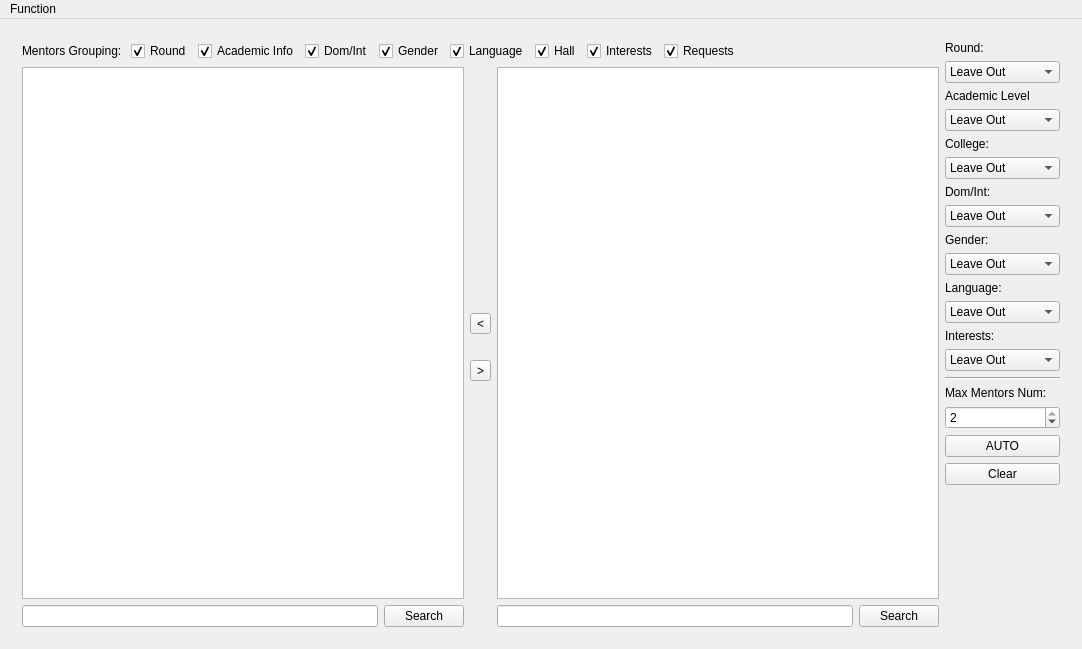
Old version of the form Menters-and-Mentees-Matching-Program/mainwindow.ui in the repository shuanglengyunji/Menters-and-Mentees-Matching-Program.
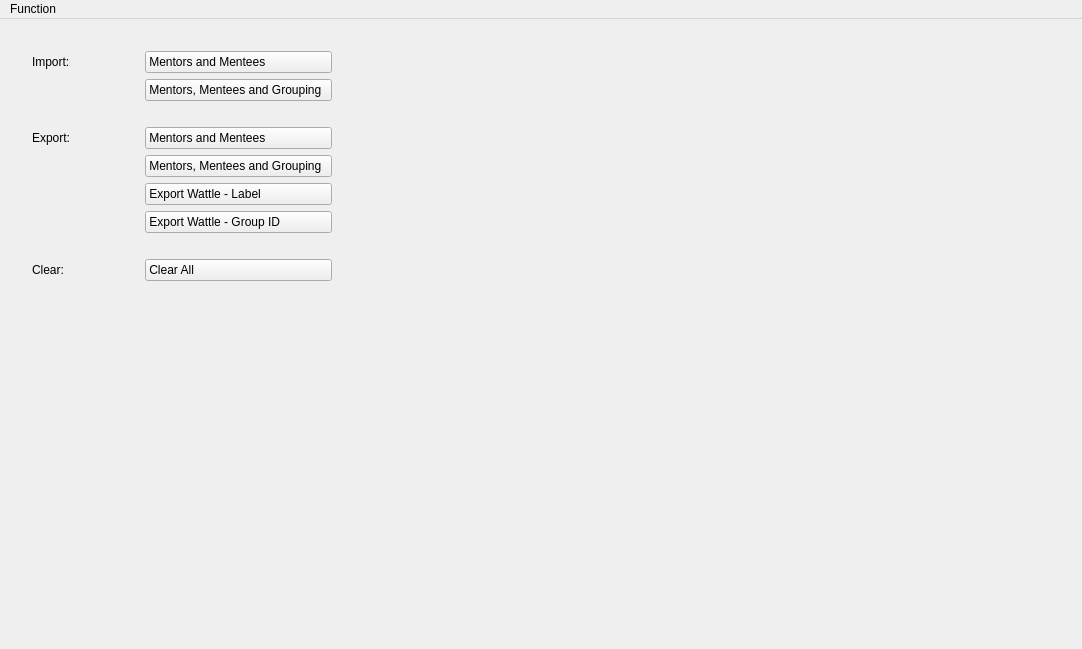
New version of the form. The open tabs and pages were chosen to show the change. Icons and pictures are not drawn.

```diff
--- a/Menters-and-Mentees-Matching-Program/mainwindow.ui
+++ b/Menters-and-Mentees-Matching-Program/mainwindow.ui
@@ -545,515 +545,6 @@
           </item>
          </layout>
         </widget>
-        <widget class="QWidget" name="page_group_mentors">
-         <layout class="QGridLayout" name="gridLayout_9">
-          <item row="0" column="3">
-           <layout class="QGridLayout" name="gridLayout_10">
-            <item row="0" column="0">
-             <layout class="QGridLayout" name="gridLayout_grouped_mentor_select">
-              <item row="1" column="6">
-               <widget class="QCheckBox" name="checkBox_group_mentor_hall">
-                <property name="text">
-                 <string>Hall</string>
-                </property>
-                <property name="checked">
-                 <bool>true</bool>
-                </property>
-               </widget>
-              </item>
-              <item row="1" column="5">
-               <widget class="QCheckBox" name="checkBox_group_mentor_language">
-                <property name="text">
-                 <string>Language</string>
-                </property>
-                <property name="checked">
-                 <bool>true</bool>
-                </property>
-               </widget>
-              </item>
-              <item row="1" column="4">
-               <widget class="QCheckBox" name="checkBox_group_mentor_gender">
-                <property name="text">
-                 <string>Gender</string>
-                </property>
-                <property name="checked">
-                 <bool>true</bool>
-                </property>
-               </widget>
-              </item>
-              <item row="1" column="7">
-               <widget class="QCheckBox" name="checkBox_group_mentor_interests">
-                <property name="text">
-                 <string>Interests</string>
-                </property>
-                <property name="checked">
-                 <bool>true</bool>
-                </property>
-               </widget>
-              </item>
-              <item row="1" column="2">
-               <widget class="QCheckBox" name="checkBox_group_mentor_academic_info">
-                <property name="text">
-                 <string>Academic Info</string>
-                </property>
-                <property name="checked">
-                 <bool>true</bool>
-                </property>
-               </widget>
-              </item>
-              <item row="1" column="1">
-               <widget class="QCheckBox" name="checkBox_group_mentor_round">
-                <property name="text">
-                 <string>Round</string>
-                </property>
-                <property name="checked">
-                 <bool>true</bool>
-                </property>
-               </widget>
-              </item>
-              <item row="1" column="3">
-               <widget class="QCheckBox" name="checkBox_group_mentor_type">
-                <property name="text">
-                 <string>Dom/Int</string>
-                </property>
-                <property name="checked">
-                 <bool>true</bool>
-                </property>
-               </widget>
-              </item>
-              <item row="1" column="8">
-               <widget class="QCheckBox" name="checkBox_group_mentor_requests">
-                <property name="text">
-                 <string>Requests</string>
-                </property>
-                <property name="checked">
-                 <bool>true</bool>
-                </property>
-               </widget>
-              </item>
-              <item row="1" column="0">
-               <widget class="QLabel" name="label_mentors_grouping">
-                <property name="text">
-                 <string>Mentors Grouping: </string>
-                </property>
-               </widget>
-              </item>
-              <item row="1" column="9">
-               <spacer name="horizontalSpacer">
-                <property name="orientation">
-                 <enum>Qt::Horizontal</enum>
-                </property>
-                <property name="sizeHint" stdset="0">
-                 <size>
-                  <width>40</width>
-                  <height>20</height>
-                 </size>
-                </property>
-               </spacer>
-              </item>
-             </layout>
-            </item>
-            <item row="1" column="0">
-             <layout class="QGridLayout" name="gridLayout_6">
-              <item row="0" column="2">
-               <layout class="QGridLayout" name="gridLayout_mentor_to_be_group">
-                <item row="2" column="0">
-                 <widget class="QTableView" name="tableView_group_mentor_to_be_group"/>
-                </item>
-                <item row="3" column="0">
-                 <layout class="QGridLayout" name="gridLayout_mentor_to_be_group_2">
-                  <item row="0" column="0">
-                   <widget class="QLineEdit" name="lineEdit_group_mentor_to_be_group_search"/>
-                  </item>
-                  <item row="0" column="1">
-                   <widget class="QPushButton" name="pushButton_group_mentor_to_be_group_search">
-                    <property name="text">
-                     <string>Search</string>
-                    </property>
-                   </widget>
-                  </item>
-                 </layout>
-                </item>
-               </layout>
-              </item>
-              <item row="0" column="0">
-               <layout class="QGridLayout" name="gridLayout_grouped_mentor">
-                <item row="2" column="0">
-                 <widget class="QTableView" name="tableView_group_mentor_grouped"/>
-                </item>
-                <item row="3" column="0">
-                 <layout class="QGridLayout" name="gridLayout_grouped_mentor_search">
-                  <item row="0" column="1">
-                   <widget class="QPushButton" name="pushButton_group_mentor_grouped_search">
-                    <property name="text">
-                     <string>Search</string>
-                    </property>
-                   </widget>
-                  </item>
-                  <item row="0" column="0">
-                   <widget class="QLineEdit" name="lineEdit_group_mentor_grouped_search"/>
-                  </item>
-                 </layout>
-                </item>
-               </layout>
-              </item>
-              <item row="0" column="1">
-               <layout class="QVBoxLayout" name="verticalLayout_left_and_right">
-                <item>
-                 <spacer name="verticalSpacer_above_left_and_right">
-                  <property name="orientation">
-                   <enum>Qt::Vertical</enum>
-                  </property>
-                  <property name="sizeHint" stdset="0">
-                   <size>
-                    <width>20</width>
-                    <height>40</height>
-                   </size>
-                  </property>
-                 </spacer>
-                </item>
-                <item>
-                 <widget class="QToolButton" name="toolButton_left">
-                  <property name="text">
-                   <string>&lt;</string>
-                  </property>
-                 </widget>
-                </item>
-                <item>
-                 <widget class="QLabel" name="label_between_left_and_right">
-                  <property name="text">
-                   <string/>
-                  </property>
-                 </widget>
-                </item>
-                <item>
-                 <widget class="QToolButton" name="toolButton_right">
-                  <property name="text">
-                   <string>&gt;</string>
-                  </property>
-                 </widget>
-                </item>
-                <item>
-                 <spacer name="verticalSpacer_under_left_and_right">
-                  <property name="orientation">
-                   <enum>Qt::Vertical</enum>
-                  </property>
-                  <property name="sizeHint" stdset="0">
-                   <size>
-                    <width>20</width>
-                    <height>40</height>
-                   </size>
-                  </property>
-                 </spacer>
-                </item>
-               </layout>
-              </item>
-             </layout>
-            </item>
-           </layout>
-          </item>
-          <item row="0" column="8">
-           <layout class="QGridLayout" name="gridLayout_mentor_control">
-            <item row="9" column="0">
-             <widget class="QComboBox" name="comboBox_mentor_type">
-              <item>
-               <property name="text">
-                <string>Leave Out</string>
-               </property>
-              </item>
-              <item>
-               <property name="text">
-                <string>Must Be Same</string>
-               </property>
-              </item>
-              <item>
-               <property name="text">
-                <string>High Priority</string>
-               </property>
-              </item>
-              <item>
-               <property name="text">
-                <string>Medium Priority</string>
-               </property>
-              </item>
-              <item>
-               <property name="text">
-                <string>Low Priority</string>
-               </property>
-              </item>
-             </widget>
-            </item>
-            <item row="10" column="0">
-             <widget class="QLabel" name="label_mentor_gender">
-              <property name="text">
-               <string>Gender:</string>
-              </property>
-             </widget>
-            </item>
-            <item row="2" column="0">
-             <widget class="QLabel" name="label_mentor_round">
-              <property name="text">
-               <string>Round:</string>
-              </property>
-             </widget>
-            </item>
-            <item row="17" column="0">
-             <widget class="QLabel" name="label_mentor_max_num">
-              <property name="text">
-               <string>Max Mentors Num:</string>
-              </property>
-             </widget>
-            </item>
-            <item row="7" column="0">
-             <widget class="QComboBox" name="comboBox_mentor_college">
-              <item>
-               <property name="text">
-                <string>Leave Out</string>
-               </property>
-              </item>
-              <item>
-               <property name="text">
-                <string>Must Be Same</string>
-               </property>
-              </item>
-              <item>
-               <property name="text">
-                <string>High Priority</string>
-               </property>
-              </item>
-              <item>
-               <property name="text">
-                <string>Medium Priority</string>
-               </property>
-              </item>
-              <item>
-               <property name="text">
-                <string>Low Priority</string>
-               </property>
-              </item>
-             </widget>
-            </item>
-            <item row="21" column="0">
-             <spacer name="verticalSpacer_mentor_group">
-              <property name="orientation">
-               <enum>Qt::Vertical</enum>
-              </property>
-              <property name="sizeHint" stdset="0">
-               <size>
-                <width>20</width>
-                <height>40</height>
-               </size>
-              </property>
-             </spacer>
-            </item>
-            <item row="11" column="0">
-             <widget class="QComboBox" name="comboBox_mentor_gender">
-              <item>
-               <property name="text">
-                <string>Leave Out</string>
-               </property>
-              </item>
-              <item>
-               <property name="text">
-                <string>Must Be Same</string>
-               </property>
-              </item>
-              <item>
-               <property name="text">
-                <string>Hight Priority</string>
-               </property>
-              </item>
-              <item>
-               <property name="text">
-                <string>Medium Priority</string>
-               </property>
-              </item>
-              <item>
-               <property name="text">
-                <string>Low Priority</string>
-               </property>
-              </item>
-             </widget>
-            </item>
-            <item row="20" column="0">
-             <widget class="QPushButton" name="pushButton_mentor_clear">
-              <property name="text">
-               <string>Clear</string>
-              </property>
-             </widget>
-            </item>
-            <item row="18" column="0">
-             <widget class="QSpinBox" name="spinBox_mentors_num">
-              <property name="minimum">
-               <number>1</number>
-              </property>
-              <property name="maximum">
-               <number>2</number>
-              </property>
-              <property name="value">
-               <number>2</number>
-              </property>
-             </widget>
-            </item>
-            <item row="6" column="0">
-             <widget class="QLabel" name="label_mentor_college">
-              <property name="text">
-               <string>College:</string>
-              </property>
-             </widget>
-            </item>
-            <item row="15" column="0">
-             <widget class="QComboBox" name="comboBox_mentor_interests">
-              <item>
-               <property name="text">
-                <string>Leave Out</string>
-               </property>
-              </item>
-              <item>
-               <property name="text">
-                <string>High Priority</string>
-               </property>
-              </item>
-              <item>
-               <property name="text">
-                <string>Medium Priority</string>
-               </property>
-              </item>
-              <item>
-               <property name="text">
-                <string>Low Priority</string>
-               </property>
-              </item>
-             </widget>
-            </item>
-            <item row="4" column="0">
-             <widget class="QLabel" name="label_mentor_academic_level">
-              <property name="text">
-               <string>Academic Level</string>
-              </property>
-             </widget>
-            </item>
-            <item row="13" column="0">
-             <widget class="QComboBox" name="comboBox_mentor_language">
-              <item>
-               <property name="text">
-                <string>Leave Out</string>
-               </property>
-              </item>
-              <item>
-               <property name="text">
-                <string>High Priority</string>
-               </property>
-              </item>
-              <item>
-               <property name="text">
-                <string>Medium Priority</string>
-               </property>
-              </item>
-              <item>
-               <property name="text">
-                <string>Low Priority</string>
-               </property>
-              </item>
-             </widget>
-            </item>
-            <item row="19" column="0">
-             <widget class="QPushButton" name="pushButton_mentor_auto">
-              <property name="text">
-               <string>AUTO</string>
-              </property>
-             </widget>
-            </item>
-            <item row="16" column="0">
-             <widget class="Line" name="line_mentor_group">
-              <property name="orientation">
-               <enum>Qt::Horizontal</enum>
-              </property>
-             </widget>
-            </item>
-            <item row="8" column="0">
-             <widget class="QLabel" name="label_mentor_type">
-              <property name="text">
-               <string>Dom/Int:</string>
-              </property>
-             </widget>
-            </item>
-            <item row="14" column="0">
-             <widget class="QLabel" name="label_mentor_interests">
-              <property name="text">
-               <string>Interests:</string>
-              </property>
-             </widget>
-            </item>
-            <item row="5" column="0">
-             <widget class="QComboBox" name="comboBox_mentor_academic_level">
-              <item>
-               <property name="text">
-                <string>Leave Out</string>
-               </property>
-              </item>
-              <item>
-               <property name="text">
-                <string>Must Be Same</string>
-               </property>
-              </item>
-              <item>
-               <property name="text">
-                <string>High Priority</string>
-               </property>
-              </item>
-              <item>
-               <property name="text">
-                <string>Medium Priority</string>
-               </property>
-              </item>
-              <item>
-               <property name="text">
-                <string>Low Priority</string>
-               </property>
-              </item>
-             </widget>
-            </item>
-            <item row="12" column="0">
-             <widget class="QLabel" name="label_mentor_language">
-              <property name="text">
-               <string>Language:</string>
-              </property>
-             </widget>
-            </item>
-            <item row="3" column="0">
-             <widget class="QComboBox" name="comboBox_mentor_round">
-              <item>
-               <property name="text">
-                <string>Leave Out</string>
-               </property>
-              </item>
-              <item>
-               <property name="text">
-                <string>Must Be Same</string>
-               </property>
-              </item>
-              <item>
-               <property name="text">
-                <string>High Priority</string>
-               </property>
-              </item>
-              <item>
-               <property name="text">
-                <string>Medium Priority</string>
-               </property>
-              </item>
-              <item>
-               <property name="text">
-                <string>Low Priority</string>
-               </property>
-              </item>
-             </widget>
-            </item>
-           </layout>
-          </item>
-         </layout>
-        </widget>
         <widget class="QWidget" name="page_matching">
          <layout class="QGridLayout" name="gridLayout_2">
           <item row="1" column="1">
```
Left out of the diff: 3 changed lines with no effect on the pictures.
